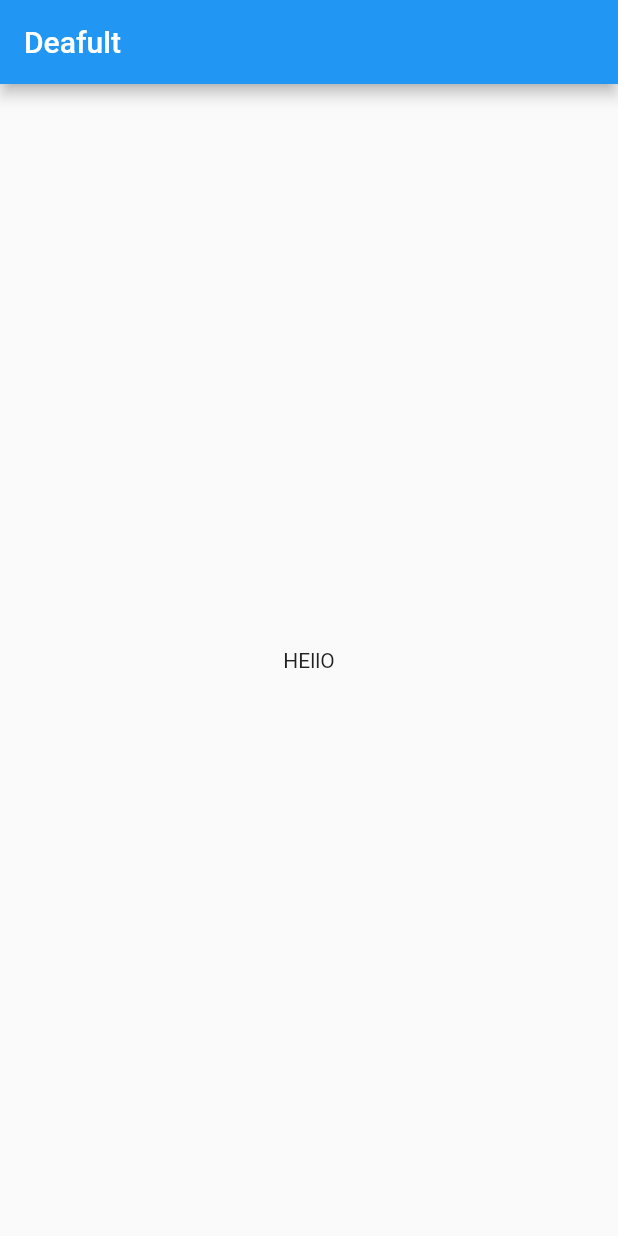
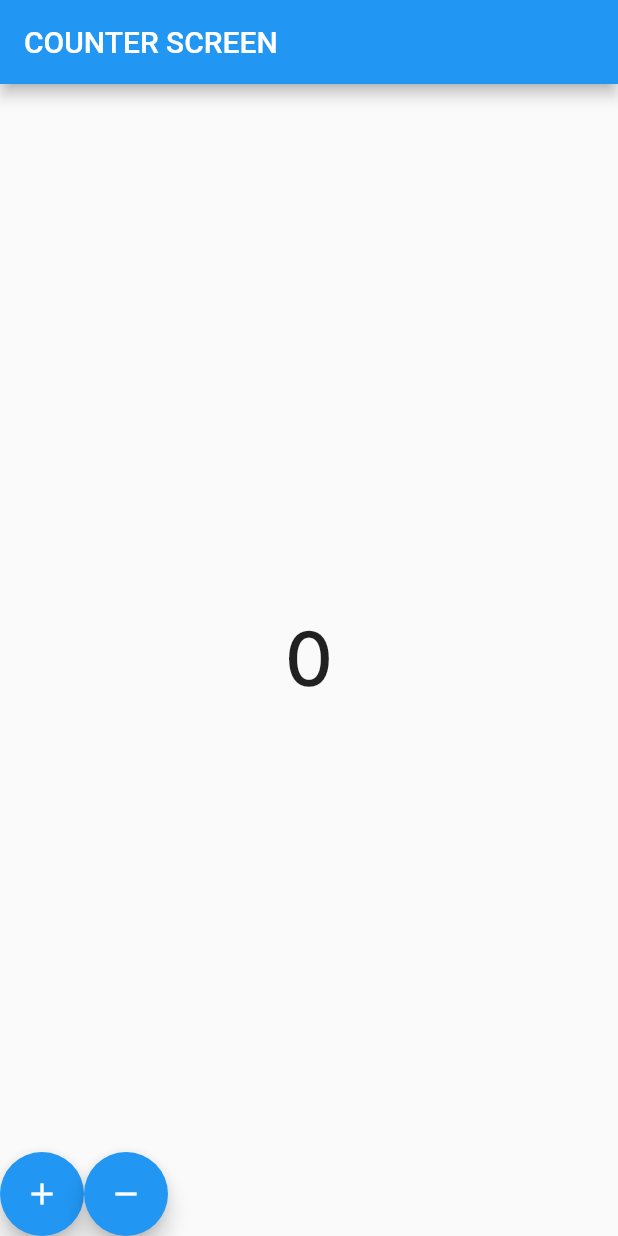
Before and after one commit to Abdusamad98/flutter_nt_ten, a Flutter app: the screen it shows after launch, on a phone screen of 412 x 824 dp. Run offline on Flutter 3.47's test engine with Material 3 defaults, Android fonts, the phone set to English and light mode, and no system bars.

Commit message:
Some changes

```diff
--- /dev/null
+++ b/lib/counter_screen.dart
@@ -0,0 +1,48 @@
+import 'package:flutter/material.dart';
+import 'package:flutter_nt_ten/utils/styles/app_text_style.dart';
+
+class CounterScreen extends StatefulWidget {
+  const CounterScreen({super.key});
+
+  @override
+  State<CounterScreen> createState() => _CounterScreenState();
+}
+
+class _CounterScreenState extends State<CounterScreen> {
+  int counter = 0;
+
+  @override
+  Widget build(BuildContext context) {
+    return Scaffold(
+      appBar: AppBar(
+        title: const Text("COUNTER SCREEN"),
+      ),
+      body: Center(
+        child: Text(
+          counter.toString(),
+          style: AppTextStyle.interMedium.copyWith(fontSize: 50),
+        ),
+      ),
+      floatingActionButtonLocation:
+          FloatingActionButtonLocation.miniCenterDocked,
+      floatingActionButton: Row(
+        children: [
+          FloatingActionButton(
+            onPressed: () {
+              counter++;
+              setState(() {});
+            },
+            child: const Icon(Icons.add),
+          ),
+          FloatingActionButton(
+            onPressed: () {
+              counter--;
+              setState(() {});
+            },
+            child: const Icon(Icons.remove),
+          ),
+        ],
+      ),
+    );
+  }
+}
--- a/lib/hello_screen.dart
+++ /dev/null
@@ -1,16 +0,0 @@
-import 'package:flutter/material.dart';
-import 'package:flutter_nt_ten/utils/colors/app_colors.dart';
-
-
-class HelloScreen extends StatelessWidget {
-  const HelloScreen({super.key});
-
-  @override
-  Widget build(BuildContext context) {
-    return Scaffold(
-      backgroundColor: AppColors.white,
-      appBar: AppBar(title: Text("Deafult"),),
-      body: Center(child: const Text("HEllO"),),
-    );
-  }
-}
--- a/lib/main.dart
+++ b/lib/main.dart
@@ -1,12 +1,22 @@
 import 'package:flutter/material.dart';
-import 'package:flutter_nt_ten/hello_screen.dart';
+import 'package:flutter_nt_ten/counter_screen.dart';
 
 void main() {
-  runApp(
-    MaterialApp(
+  runApp(MyApp());
+}
+
+
+
+
+class MyApp extends StatelessWidget {
+  const MyApp({super.key});
+
+  @override
+  Widget build(BuildContext context) {
+    return MaterialApp(
       debugShowCheckedModeBanner: false,
       theme: ThemeData(useMaterial3: false),
-      home: HelloScreen(),
-    ),
-  );
+      home: CounterScreen(),
+    );
+  }
 }
```
